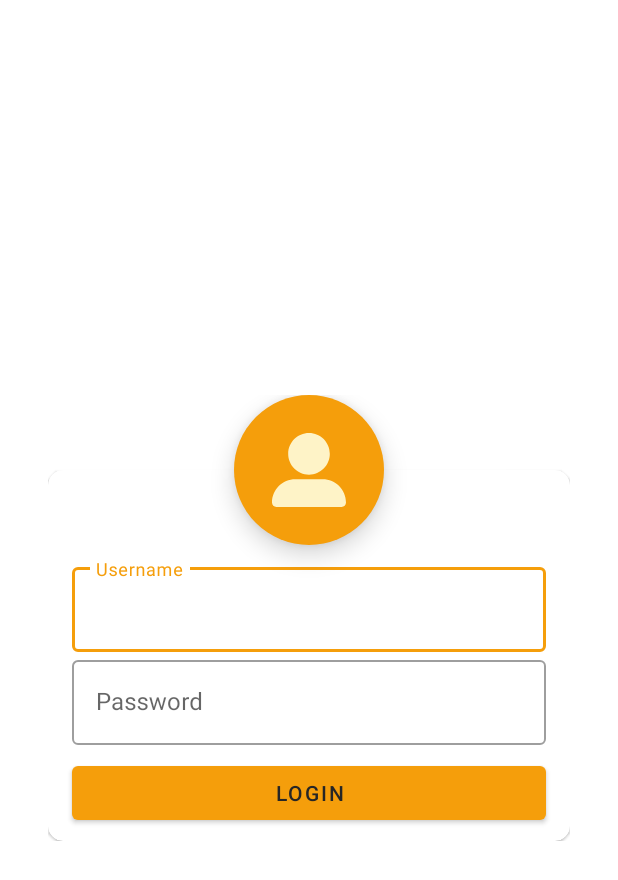
After one commit to INGSOFT-I-PBC/ControlBodegaApp, an Android app built with Jetpack Compose: the layout activity_login.xml on its own in the app's theme, with its tools: preview values and no code run, on a phone screen of 412 x 824 dp. The commit adds this screen. Shown: the top 880 px of the screen. Run offline under Robolectric (Android 15) with nearby library versions, the phone set to English and light mode, and no system bars.

Commit message:
Added the base of Login and updated toolbar

```diff
--- /dev/null
+++ b/app/src/main/res/layout/activity_login.xml
@@ -0,0 +1,126 @@
+<?xml version="1.0" encoding="utf-8"?>
+<androidx.constraintlayout.widget.ConstraintLayout xmlns:android="http://schemas.android.com/apk/res/android"
+    xmlns:app="http://schemas.android.com/apk/res-auto"
+    xmlns:tools="http://schemas.android.com/tools"
+    android:layout_width="match_parent"
+    android:layout_height="match_parent"
+    tools:context=".ui.activities.LoginActivity">
+
+    <androidx.constraintlayout.widget.ConstraintLayout
+        android:layout_width="match_parent"
+        android:layout_height="wrap_content"
+        android:layout_marginStart="32dp"
+        android:layout_marginEnd="32dp"
+        android:clipChildren="false"
+        app:layout_constraintBottom_toBottomOf="parent"
+        app:layout_constraintEnd_toEndOf="parent"
+        app:layout_constraintStart_toStartOf="parent"
+        app:layout_constraintTop_toTopOf="parent">
+
+        <androidx.constraintlayout.widget.ConstraintLayout
+            android:layout_width="@dimen/login_circle_size"
+            android:layout_height="@dimen/login_circle_size"
+            android:background="@drawable/shape_primary_circle"
+            android:elevation="10dp"
+            app:layout_constraintBottom_toBottomOf="parent"
+            app:layout_constraintEnd_toEndOf="parent"
+            app:layout_constraintStart_toStartOf="parent"
+            app:layout_constraintTop_toTopOf="parent"
+            app:layout_constraintVertical_bias="0.0">
+
+            <View
+                android:id="@+id/shapeableImageView"
+                android:layout_width="match_parent"
+                android:layout_height="match_parent"
+                android:layout_marginStart="@dimen/login_circle_icon"
+                android:layout_marginTop="@dimen/login_circle_icon"
+                android:layout_marginEnd="@dimen/login_circle_icon"
+                android:layout_marginBottom="@dimen/login_circle_icon"
+                android:background="@drawable/ic_user"
+                android:backgroundTint="@color/over_primary"
+                app:layout_constraintBottom_toBottomOf="parent"
+                app:layout_constraintEnd_toEndOf="parent"
+                app:layout_constraintStart_toStartOf="parent"
+                app:layout_constraintTop_toTopOf="parent"
+                app:strokeColor="#930A0A" />
+        </androidx.constraintlayout.widget.ConstraintLayout>
+
+
+        <com.google.android.material.card.MaterialCardView
+            android:id="@+id/loginCard"
+            android:layout_width="0dp"
+            android:layout_height="wrap_content"
+            android:layout_marginTop="50dp"
+            app:cardCornerRadius="@dimen/card_radius"
+            app:layout_constraintBottom_toBottomOf="parent"
+            app:layout_constraintEnd_toEndOf="parent"
+            app:layout_constraintStart_toStartOf="parent"
+            app:layout_constraintTop_toTopOf="parent">
+
+            <androidx.constraintlayout.widget.ConstraintLayout
+                android:layout_width="match_parent"
+                android:layout_height="match_parent"
+                android:elevation="5dp">
+
+                <com.google.android.material.textfield.TextInputLayout
+                    android:id="@+id/tfUsername"
+                    style="@style/Widget.MaterialComponents.TextInputLayout.OutlinedBox"
+                    android:layout_width="match_parent"
+                    android:layout_height="wrap_content"
+                    android:layout_marginStart="16dp"
+                    android:layout_marginTop="8dp"
+                    android:layout_marginEnd="16dp"
+                    app:layout_constraintBottom_toBottomOf="parent"
+                    app:layout_constraintEnd_toEndOf="parent"
+                    app:layout_constraintStart_toStartOf="parent"
+                    app:layout_constraintTop_toTopOf="parent"
+                    app:layout_constraintVertical_bias="0.29000002">
+
+                    <com.google.android.material.textfield.TextInputEditText
+                        android:layout_width="match_parent"
+                        android:layout_height="wrap_content"
+                        android:hint="@string/label_username"
+                        android:inputType="text"
+                        android:textColorHint="#78909C" />
+
+                </com.google.android.material.textfield.TextInputLayout>
+
+                <com.google.android.material.textfield.TextInputLayout
+                    android:id="@+id/tfPassword"
+                    style="@style/Widget.MaterialComponents.TextInputLayout.OutlinedBox"
+                    android:layout_width="match_parent"
+                    android:layout_height="wrap_content"
+                    android:layout_marginStart="16dp"
+                    android:layout_marginEnd="16dp"
+                    app:layout_constraintEnd_toEndOf="@+id/tfUsername"
+                    app:layout_constraintStart_toStartOf="@+id/tfUsername"
+                    app:layout_constraintTop_toBottomOf="@+id/tfUsername">
+
+                    <com.google.android.material.textfield.TextInputEditText
+                        android:layout_width="match_parent"
+                        android:layout_height="wrap_content"
+                        android:hint="@string/label_password"
+                        android:inputType="textPassword"
+                        android:textColorHint="#757575" />
+
+                </com.google.android.material.textfield.TextInputLayout>
+
+                <com.google.android.material.button.MaterialButton
+                    android:id="@+id/btnLogin"
+                    android:layout_width="0dp"
+                    android:layout_height="wrap_content"
+                    android:layout_marginTop="8dp"
+                    android:layout_marginBottom="8dp"
+                    android:text="@string/login"
+                    app:layout_constraintBottom_toBottomOf="parent"
+                    app:layout_constraintEnd_toEndOf="@+id/tfPassword"
+                    app:layout_constraintStart_toStartOf="@+id/tfPassword"
+                    app:layout_constraintTop_toBottomOf="@+id/tfPassword" />
+
+            </androidx.constraintlayout.widget.ConstraintLayout>
+
+        </com.google.android.material.card.MaterialCardView>
+    </androidx.constraintlayout.widget.ConstraintLayout>
+
+
+</androidx.constraintlayout.widget.ConstraintLayout>
--- /dev/null
+++ b/app/src/main/res/values-night/themes.xml
@@ -0,0 +1,13 @@
+<resources>
+
+    <style name="ThemeOverlay.ControlBodega.FullscreenContainer" parent="">
+        <item name="fullscreenBackgroundColor">@color/light_blue_900</item>
+        <item name="fullscreenTextColor">@color/light_blue_A400</item>
+    </style>
+    <style name="Theme.App.Starting" parent="Theme.SplashScreen">
+        <item name="windowSplashScreenBackground">@color/secondary</item>
+        <item name="windowSplashScreenAnimatedIcon">@mipmap/ic_launcher</item>
+        <item name="windowSplashScreenAnimationDuration">500</item>
+        <item name="postSplashScreenTheme">@style/Theme.ControlBodega</item>
+    </style>
+</resources>
--- a/app/src/main/res/values/colors.xml
+++ b/app/src/main/res/values/colors.xml
@@ -13,6 +13,7 @@
     <color name="primary">@color/amber_500</color>
     <color name="primary_dark">@color/amber_600</color>
     <color name="primary_text">@color/neutral_800</color>
+    <color name="over_primary">@color/amber_100</color>
 
     <color name="secondary_light">@color/gray_400</color>
     <color name="secondary">@color/gray_700</color>
@@ -111,4 +112,11 @@
     <color name="slate_900">#0f172a</color>
 
 
+    <color name="light_blue_600">#FF039BE5</color>
+    <color name="light_blue_900">#FF01579B</color>
+    <color name="light_blue_A200">#FF40C4FF</color>
+    <color name="light_blue_A400">#FF00B0FF</color>
+    <color name="black_overlay">#66000000</color>
+
+
 </resources>
--- a/app/src/main/res/values/strings.xml
+++ b/app/src/main/res/values/strings.xml
@@ -2,6 +2,14 @@
     <string name="app_name">ControlBodega</string>
     <string name="label_drawer_sr">drawer</string>
     <string name="no_string"> </string>
+    <!-- Login -->
+    <string name="label_username">Username</string>
+    <string name="hint_username">Username</string>
+    <string name="label_password">Password</string>
+    <string name="hint_password">Password</string>
+    <string name="login">Login</string>
+    <!-- Main -->
+    <string name="dummy_title">LOGO</string>
 
     <!-- Template -->
     <string name="template_logo">LOGO</string>
@@ -9,4 +17,7 @@
     <string name="hello_blank_fragment">Hello blank fragment</string>
     <string name="label_warehouse">Warehouse:</string>
     <string name="mock_warehouse">(Something)</string>
+    <string name="title_activity_splash">SplashActivity</string>
+    <string name="dummy_button">Dummy Button</string>
+    <string name="dummy_content">DUMMY\nCONTENT</string>
 </resources>
--- /dev/null
+++ b/app/src/main/res/values/styles.xml
@@ -0,0 +1,11 @@
+<resources>
+
+    <style name="Widget.Theme.ControlBodega.ActionBar.Fullscreen" parent="Widget.AppCompat.ActionBar">
+        <item name="android:background">@color/black_overlay</item>
+    </style>
+
+    <style name="Widget.Theme.ControlBodega.ButtonBar.Fullscreen" parent="">
+        <item name="android:background">@color/black_overlay</item>
+        <item name="android:buttonBarStyle">?android:attr/buttonBarStyle</item>
+    </style>
+</resources>
--- a/app/src/main/res/values/themes.xml
+++ b/app/src/main/res/values/themes.xml
@@ -1,7 +1,7 @@
 <?xml version="1.0" encoding="utf-8"?>
 <resources>
-
-    <style name="Theme.ControlBodega" parent="Theme.AppCompat.DayNight.DarkActionBar">
+<!--parent="Theme.AppCompat.DayNight.DarkActionBar"-->
+    <style name="Theme.ControlBodega" parent="Theme.MaterialComponents.DayNight.NoActionBar">
         <item name="android:statusBarColor">@color/primary</item>
         <item name="title">@string/no_string</item>
         <item name="actionBarSize">64dp</item>
@@ -11,13 +11,33 @@
         <item name="colorPrimaryDark">@color/primary_dark</item>
         <item name="colorOnPrimary">@color/primary_text</item>
         <item name="colorSecondary">@color/secondary</item>
+        <item name="cardCornerRadius">10dp</item>
     </style>
 
-    <style name="Theme.ControlBodega.Toolbar" parent="Widget.AppCompat.Toolbar">
-        <item name="color">@color/primary</item>
+    <style name="Theme.ControlBodega.Toolbar" parent="Widget.MaterialComponents.Toolbar">
+        <item name="background">@color/primary</item>
     </style>
 
     <style name="Theme.ControlBodega.CardView" parent="CardView">
         <item name="elevation">5dp</item>
     </style>
+
+    <style name="Theme.ControlBodega.Fullscreen" parent="Theme.ControlBodega">
+        <item name="android:actionBarStyle">@style/Widget.Theme.ControlBodega.ActionBar.Fullscreen
+        </item>
+        <item name="android:windowActionBarOverlay">true</item>
+        <item name="android:windowBackground">@null</item>
+    </style>
+
+    <style name="ThemeOverlay.ControlBodega.FullscreenContainer" parent="">
+        <item name="fullscreenBackgroundColor">@color/light_blue_600</item>
+        <item name="fullscreenTextColor">@color/light_blue_A200</item>
+    </style>
+
+    <style name="Theme.App.Starting" parent="Theme.SplashScreen">
+        <item name="windowSplashScreenBackground">@color/primary</item>
+        <item name="windowSplashScreenAnimatedIcon">@mipmap/ic_launcher</item>
+        <item name="windowSplashScreenAnimationDuration">500</item>
+        <item name="postSplashScreenTheme">@style/Theme.ControlBodega.Fullscreen</item>
+    </style>
 </resources>
```
Also changed, not shown: app/src/main/AndroidManifest.xml (+17 -4 lines), app/src/main/java/com/neoterux/controlbodega/ui/activities/LoginActivity.kt (added, +23 -0 lines), app/src/main/res/layout/activity_main.xml (+7 -8 lines), app/src/main/res/layout/top_titlebar.xml (+23 -2 lines).
